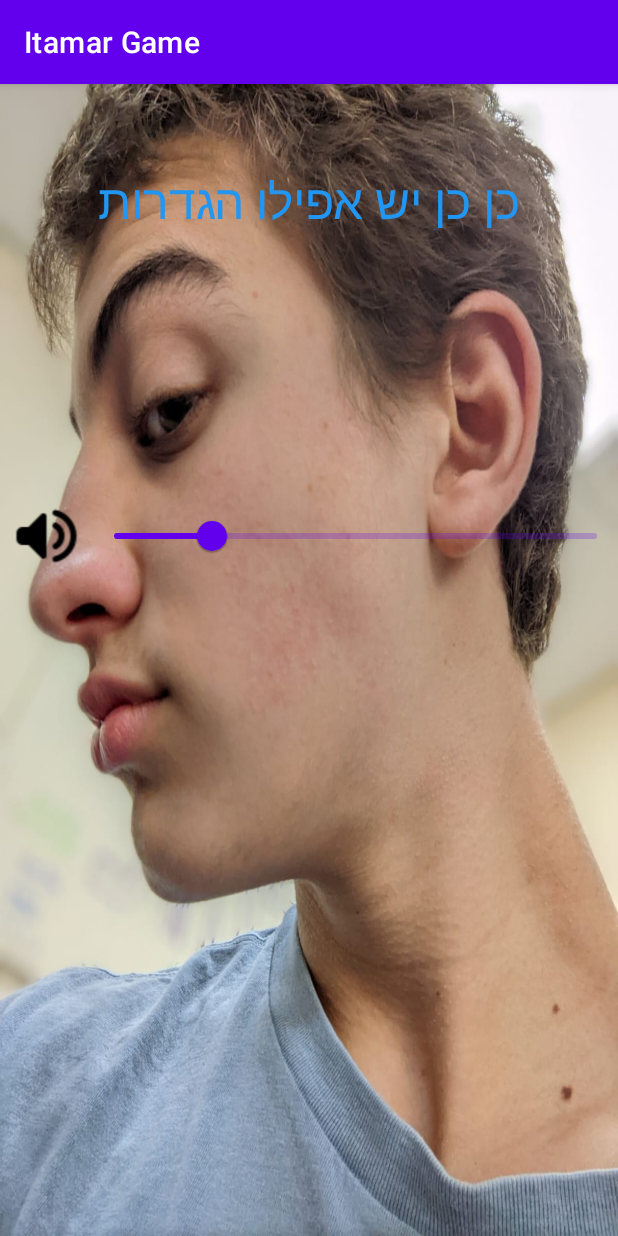
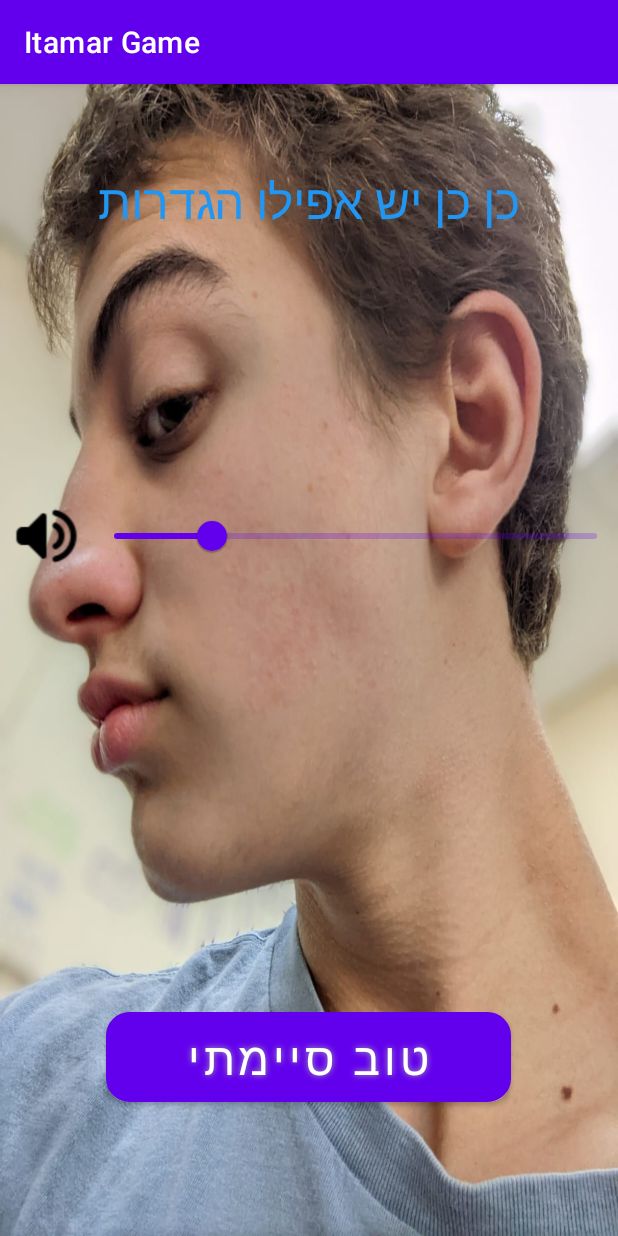
Before and after one commit to onions127/Itamar-Game, an Android app: the Settings screen opened directly, with no data from a screen before it, on a phone screen of 412 x 824 dp. Run offline under Robolectric (Android 15) with nearby library versions, the phone set to English and light mode, and no system bars.

Commit message:
added home button to settings

```diff
--- a/app/src/main/java/com/example/itamargame/Settings.java
+++ b/app/src/main/java/com/example/itamargame/Settings.java
@@ -3,15 +3,19 @@ package com.example.itamargame;
 import androidx.annotation.NonNull;
 import androidx.appcompat.app.AppCompatActivity;
 
+import android.content.Intent;
 import android.os.Bundle;
+import android.view.View;
+import android.widget.Button;
 import android.widget.ImageView;
 
 import com.google.android.material.slider.Slider;
 
-public class Settings extends AppCompatActivity implements Slider.OnSliderTouchListener, Slider.OnChangeListener {
+public class Settings extends AppCompatActivity implements Slider.OnSliderTouchListener, Slider.OnChangeListener, View.OnClickListener {
 
     ImageView iv_speaker;
     Slider sound_slider;
+    Button btn_home;
 
     @Override
     protected void onCreate(Bundle savedInstanceState) {
@@ -20,9 +24,11 @@ public class Settings extends AppCompatActivity implements Slider.OnSliderTouchL
 
         iv_speaker = findViewById(R.id.iv_speaker);
         sound_slider = findViewById(R.id.sound_slider);
+        btn_home = findViewById(R.id.btn_home);
 
         sound_slider.addOnSliderTouchListener(this);
         sound_slider.addOnChangeListener(this);
+        btn_home.setOnClickListener(this);
 
     }
 
@@ -49,4 +55,10 @@ public class Settings extends AppCompatActivity implements Slider.OnSliderTouchL
         }
 
     }
+
+    @Override
+    public void onClick(View v) {
+        Intent home = new Intent(Settings.this, MainActivity.class);
+        startActivity(home);
+    }
 }
--- a/app/src/main/res/layout/activity_settings.xml
+++ b/app/src/main/res/layout/activity_settings.xml
@@ -32,7 +32,7 @@
 
     <LinearLayout
         android:layout_width="match_parent"
-        android:layout_height="match_parent"
+        android:layout_height="341dp"
         android:orientation="horizontal">
 
         <ImageView
@@ -54,6 +54,29 @@
             android:valueTo="100.0"
             app:haloRadius="28dp"
             app:tickColorActive="@color/purple_500" />
+
+    </LinearLayout>
+
+    <LinearLayout
+        android:layout_width="match_parent"
+        android:layout_height="match_parent"
+        android:orientation="vertical">
+
+        <Button
+            android:id="@+id/btn_home"
+
+            android:layout_width="270dp"
+            android:layout_height="60dp"
+            android:layout_gravity="center"
+
+            android:background="@drawable/buttonshape"
+            android:shadowColor="#A8A8A8"
+            android:shadowDx="0"
+            android:shadowDy="0"
+            android:shadowRadius="5"
+            android:text="טוב סיימתי"
+            android:textColor="#FFFFFF"
+            android:textSize="30sp" />
     </LinearLayout>
 
 
```
